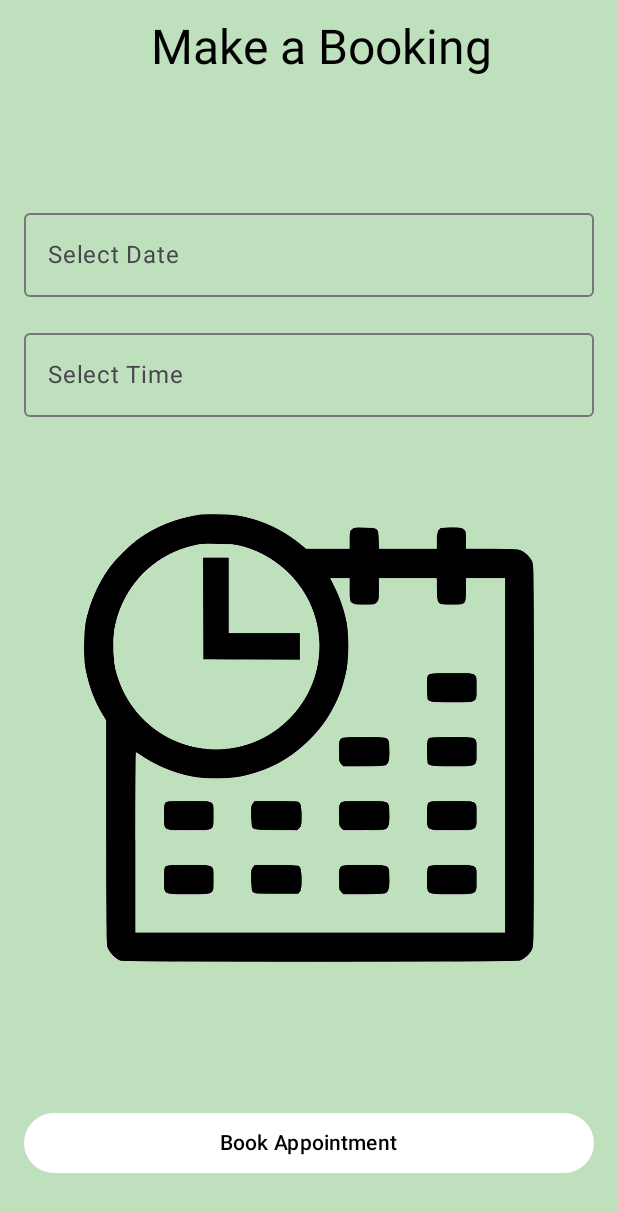
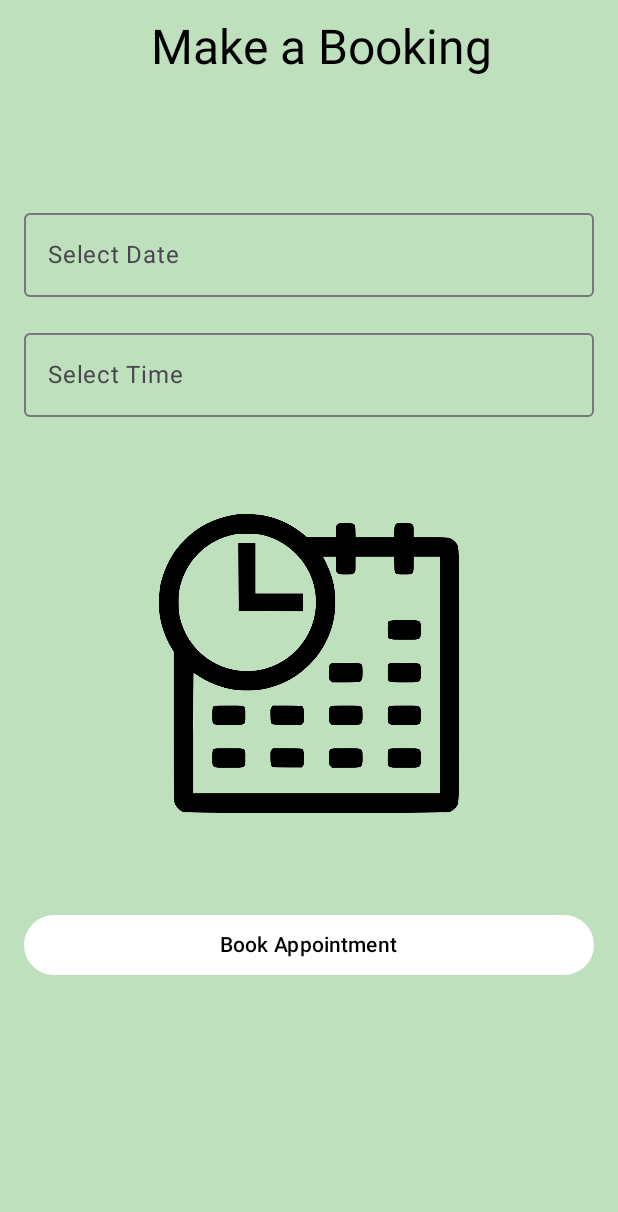
Before and after one commit to DMalco/newMobileApp, an Android app built with Jetpack Compose: the @Preview function BookingPreview, on a phone screen of 412 x 824 dp. Shown: the top 1212 px of the screen. Run offline under Robolectric (Android 15) with nearby library versions, the phone set to English and light mode, and no system bars.

Commit message:
finished booking confirm screen and added navigation

```diff
--- a/app/build.gradle.kts
+++ b/app/build.gradle.kts
@@ -68,6 +68,10 @@ dependencies {
     debugImplementation(libs.androidx.ui.test.manifest)
 
     implementation(libs.material.icons.extended)
+    implementation("androidx.navigation:navigation-compose:2.4.0-alpha10")
+    implementation("androidx.compose.ui:ui:1.0.5")
+    implementation("androidx.compose.material:material:1.0.5")
+    implementation("androidx.activity:activity-compose:1.3.1")
 
     val nav_version = "2.7.7"
 
--- a/app/src/main/java/com/example/assignment/Booking.kt
+++ b/app/src/main/java/com/example/assignment/Booking.kt
@@ -33,15 +33,17 @@ import androidx.compose.ui.tooling.preview.Preview
 import androidx.compose.ui.unit.dp
 import androidx.compose.ui.unit.sp
 import com.example.assignment.ui.theme.SBLightGreen
-import com.example.assignment.ui.theme.SBOffWhite
 import androidx.compose.material3.ButtonDefaults
 import androidx.compose.material3.TopAppBarDefaults
 import androidx.compose.ui.text.style.TextAlign
-
+import androidx.navigation.compose.NavHost
+import androidx.navigation.compose.composable
+import androidx.navigation.compose.rememberNavController
+import androidx.navigation.NavHostController
 
 @OptIn(ExperimentalMaterial3Api::class)
 @Composable
-fun Booking() {
+fun Booking(navController: NavHostController) {
     var selectedDate by remember { mutableStateOf("") }
     var selectedTime by remember { mutableStateOf("") }
 
@@ -112,7 +114,7 @@ fun Booking() {
                     Image(
                         painter = painterResource(id = R.drawable.calendericon),
                         contentDescription = null, // content description
-                        modifier = Modifier.size(300.dp)
+                        modifier = Modifier.size(200.dp)
                     )
 
                     // Text
@@ -121,11 +123,11 @@ fun Booking() {
                            modifier = Modifier.padding(start = 8.dp)
                        )*/
                 }
-                Spacer(modifier = Modifier.height(64.dp))
+                Spacer(modifier = Modifier.height(32.dp))
 
                 // Booking Button
                 Button(
-                    onClick = { Screens.BookingConfirm.screen },
+                    onClick = { navController.navigate(Screens.BookingConfirm.screen)},
                     modifier = Modifier.fillMaxWidth(),
                     colors = ButtonDefaults.buttonColors(
                         containerColor = Color.White,
@@ -140,8 +142,14 @@ fun Booking() {
     )
 }
 
+
 @Preview
 @Composable
 fun BookingPreview() {
-    Booking()
+    val navController = rememberNavController()
+    NavHost(navController = navController, startDestination = "booking") {
+        composable(route = "booking") {
+            Booking(navController = navController)
+        }
+    }
 }
--- a/app/src/main/java/com/example/assignment/ui/theme/BookingConfirm.kt
+++ b/app/src/main/java/com/example/assignment/BookingConfirm.kt
@@ -22,6 +22,9 @@ import androidx.compose.ui.unit.dp
 import androidx.compose.ui.unit.sp
 import com.example.assignment.R
 import com.example.assignment.ui.theme.SBLightGreen
+import androidx.navigation.NavController
+import androidx.navigation.compose.rememberNavController
+
 
 @Composable
 fun BookingConfirm(){
@@ -38,7 +41,7 @@ fun BookingConfirm(){
             Text(text = "Your booking is confirmed!", fontSize = 16.sp, color = Color.Black)
 
             Image(
-                painter = painterResource(id = R.drawable.shoppingcart),
+                painter = painterResource(id = R.drawable.tick),
                 contentDescription = null,
                 contentScale = ContentScale.Crop,
                 modifier = Modifier
```
Also changed, not shown: app/src/main/java/com/example/assignment/MainActivity.kt (+9 -9 lines), app/src/main/res/drawable/tick.png (added).
